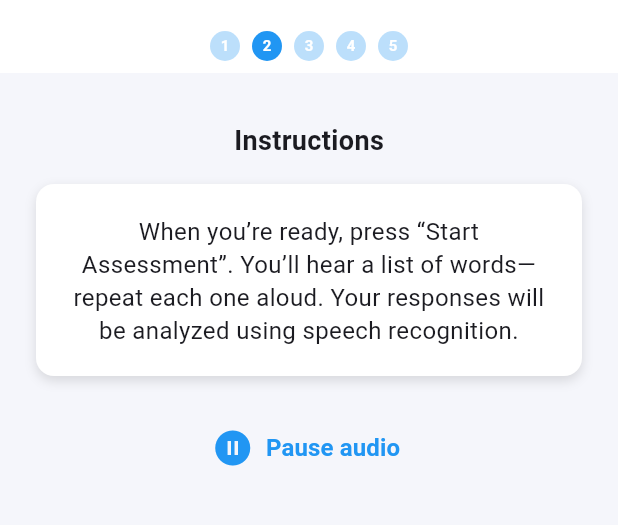
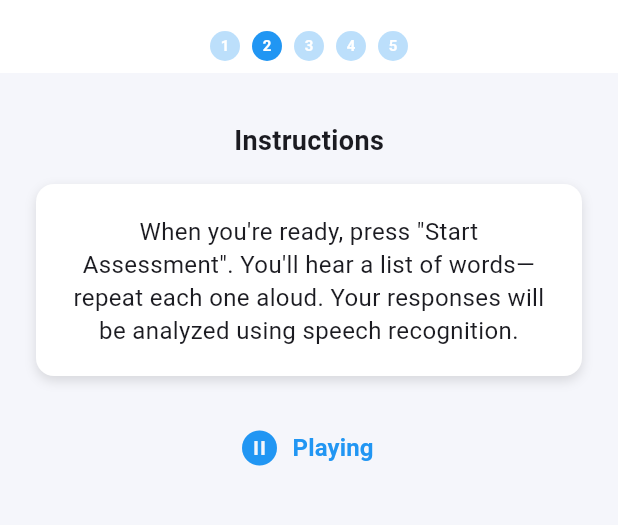
Before and after one commit to Lumim/mCAT, a Flutter app: the WordTaskIntroScreen screen opened by its route, after a tap on "Next", after a tap on "Hear instructions", on a phone screen of 412 x 824 dp, the part 62-587 px from its top. Run offline on Flutter 3.47's test engine with Material 3 defaults, Android fonts, the phone set to English and light mode, and no system bars; our stand-ins replace animate_do, cloud_firestore, connectivity_plus, firebase_core, flutter_tts, google_fonts and 4 more; missing offline and left inert: stts; accounts and stored records are empty.

Commit message:
added word task practice and assessment with better version of audio and button management

```diff
--- a/mcat_package/lib/src/ui/screens/all_intro_screen.dart
+++ b/mcat_package/lib/src/ui/screens/all_intro_screen.dart
@@ -258,7 +258,7 @@ class _AllIntroScreenState extends State<AllIntroScreen> {
                           !wordCompleted
                               ? Navigator.pushReplacementNamed(
                                   context,
-                                  '/word_assessment',
+                                  '/word_intro',
                                 )
                               : null;
                         },
--- a/mcat_package/lib/src/ui/screens/word_task/word_task_intro_screen.dart
+++ b/mcat_package/lib/src/ui/screens/word_task/word_task_intro_screen.dart
@@ -1,5 +1,5 @@
 import 'package:flutter/material.dart';
-import 'package:audioplayers/audioplayers.dart';
+import 'package:mcat_package/src/services/tts_service.dart';
 import '../../widgets/header_bar.dart';
 import '../../widgets/infocard.dart';
 import '../../widgets/primary_button.dart';
@@ -14,31 +14,41 @@ class WordTaskIntroScreen extends StatefulWidget {
 
 class _WordTaskIntroScreenState extends State<WordTaskIntroScreen> {
   bool _showSecond = false;
-  AudioPlayer? _player;
+  final TtsService _tts = TtsService();
   bool _isPlaying = false;
 
   @override
   void initState() {
     super.initState();
-    _player = AudioPlayer();
+    _tts.init();
   }
 
-  Future<void> _toggleAudio() async {
+  Future<void> _togglePlay() async {
+    !_isPlaying
+        ? setState(() => _isPlaying = true)
+        : setState(() => _isPlaying = false);
+
     if (_isPlaying) {
-      await _player!.pause();
-      setState(() => _isPlaying = false);
+      final String fullText = !_showSecond
+          ? 'This is a test where you’ll hear a series of words. '
+            'Repeat each word clearly into the microphone when prompted.'
+          : 'When you’re ready, press "Start Assessment". '
+            'You’ll hear a list of words—repeat each one aloud. '
+            'Your responses will be analyzed using speech recognition.';
+
+      await _tts.speak(fullText);
     } else {
-      await _player!.play(AssetSource('sounds/face_1.mp3'));
-      setState(() => _isPlaying = true);
-      _player!.onPlayerComplete.listen((_) {
-        if (mounted) setState(() => _isPlaying = false);
-      });
+      _tts.dispose();
     }
+
+    // small pause feels natural
+    await Future.delayed(const Duration(milliseconds: 400));
   }
 
   @override
   void dispose() {
-    _player?.dispose();
+    if (mounted) setState(() => _isPlaying = false);
+    _tts.dispose();
     super.dispose();
   }
 
@@ -49,76 +59,98 @@ class _WordTaskIntroScreenState extends State<WordTaskIntroScreen> {
       appBar: const HeaderBar(title: 'Word Task', activeStep: 2),
       body: AnimatedSwitcher(
         duration: const Duration(milliseconds: 400),
-        child:
-            !_showSecond ? _buildIntro(context) : _buildInstructions(context),
+        transitionBuilder: (child, animation) =>
+            FadeTransition(opacity: animation, child: child),
+        child: !_showSecond
+            ? _buildFirstScreen(context, key: const ValueKey('first'))
+            : _buildSecondScreen(context, key: const ValueKey('second')),
       ),
     );
   }
 
-  Widget _buildIntro(BuildContext context) {
+  Widget _buildFirstScreen(BuildContext context, {Key? key}) {
     return Padding(
-      key: const ValueKey('intro'),
+      key: key,
       padding: const EdgeInsets.symmetric(horizontal: 24, vertical: 16),
       child: Column(
+        crossAxisAlignment: CrossAxisAlignment.stretch,
         children: [
           const SizedBox(height: 16),
-          const Text('Instructions',
-              style: TextStyle(fontSize: 18, fontWeight: FontWeight.w700)),
+          const Center(
+            child: Text(
+              'Instructions',
+              style: TextStyle(
+                fontSize: 18,
+                fontWeight: FontWeight.w700,
+              ),
+            ),
+          ),
           const SizedBox(height: 16),
           InfoCard(
-              text: 'This is a test where you’ll hear a series of words. '
+            text: 'This is a test where you’ll hear a series of words. '
                   'Repeat each word clearly into the microphone when prompted.',
-              fontSize: 16),
-          const Spacer(),
+            fontSize: 16,
+          ),
+          const Spacer(flex: 12),
           PrimaryButton(
             label: 'Next',
             onPressed: () => setState(() => _showSecond = true),
           ),
-          const SizedBox(height: 16),
+          const Spacer(flex: 1),
         ],
       ),
     );
   }
 
-  Widget _buildInstructions(BuildContext context) {
+  Widget _buildSecondScreen(BuildContext context, {Key? key}) {
     return Padding(
-      key: const ValueKey('instructions'),
+      key: key,
       padding: const EdgeInsets.symmetric(horizontal: 24, vertical: 16),
       child: Column(
+        crossAxisAlignment: CrossAxisAlignment.stretch,
         children: [
           const SizedBox(height: 16),
-          const Text('Instructions',
-              style: TextStyle(fontSize: 18, fontWeight: FontWeight.w700)),
+          const Center(
+            child: Text(
+              'Instructions',
+              style: TextStyle(
+                fontSize: 18,
+                fontWeight: FontWeight.w700,
+              ),
+            ),
+          ),
           const SizedBox(height: 16),
           InfoCard(
-              text: 'When you’re ready, press “Start Assessment”. '
-                  'You’ll hear a list of words—repeat each one aloud. '
+            text: 'When you\'re ready, press "Start Assessment". '
+                  'You\'ll hear a list of words—repeat each one aloud. '
                   'Your responses will be analyzed using speech recognition.',
-              fontSize: 16),
+            fontSize: 16,
+          ),
           const SizedBox(height: 24),
           TextButton.icon(
-            onPressed: _toggleAudio,
+            onPressed: _togglePlay,
             icon: Icon(
               _isPlaying ? Icons.pause_circle_filled : Icons.play_circle_fill,
               color: Colors.blue,
               size: 28,
             ),
             label: Text(
-              _isPlaying ? 'Pause audio' : 'Hear instructions',
+              _isPlaying ? 'Playing' : 'Hear instructions',
               style: const TextStyle(
-                  color: Colors.blue,
-                  fontSize: 16,
-                  fontWeight: FontWeight.w600),
+                color: Colors.blue,
+                fontSize: 16,
+                fontWeight: FontWeight.w600,
+              ),
             ),
           ),
-          const Spacer(),
+          const Spacer(flex: 16),
           !_isPlaying
               ? PrimaryButton(
                   label: 'Start Assessment',
                   onPressed: widget.onNext,
                 )
               : const SizedBox.shrink(),
-          const SizedBox(height: 16),
+          const Spacer(flex: 2),
         ],
       ),
     );
```
Also changed, not shown: mcat_package/lib/src/ui/screens/word_task/word_task_practice_screen.dart (+50 -18 lines).
